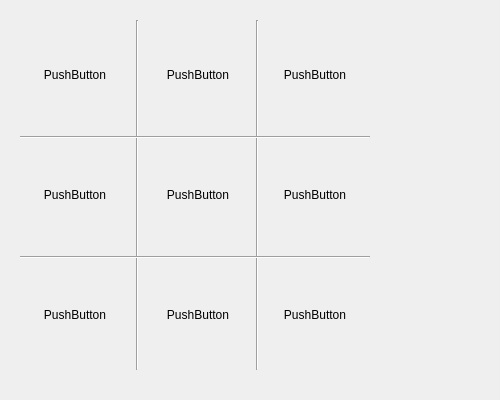
First picture: the form in gamewindow.ui, repository ILoveBacteria/Tic-Tac-Toe, before the edit.
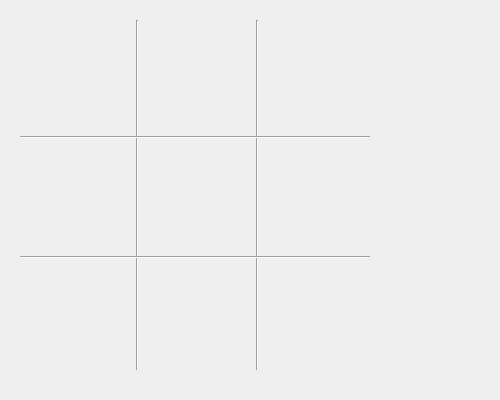
Second picture: the form after the edit.

Commit message: Improved ui for X/O

What changed in the file:
```diff
--- a/gamewindow.ui
+++ b/gamewindow.ui
@@ -22,11 +22,16 @@
      <height>90</height>
     </rect>
    </property>
+   <property name="font">
+    <font>
+     <pointsize>36</pointsize>
+    </font>
+   </property>
    <property name="cursor">
     <cursorShape>PointingHandCursor</cursorShape>
    </property>
    <property name="text">
-    <string>PushButton</string>
+    <string/>
    </property>
    <property name="checkable">
     <bool>false</bool>
@@ -50,11 +55,16 @@
      <height>90</height>
     </rect>
    </property>
+   <property name="font">
+    <font>
+     <pointsize>36</pointsize>
+    </font>
+   </property>
    <property name="cursor">
     <cursorShape>PointingHandCursor</cursorShape>
    </property>
    <property name="text">
-    <string>PushButton</string>
+    <string/>
    </property>
    <property name="checkable">
     <bool>false</bool>
@@ -78,11 +88,16 @@
      <height>90</height>
     </rect>
    </property>
+   <property name="font">
+    <font>
+     <pointsize>36</pointsize>
+    </font>
+   </property>
    <property name="cursor">
     <cursorShape>PointingHandCursor</cursorShape>
    </property>
    <property name="text">
-    <string>PushButton</string>
+    <string/>
    </property>
    <property name="checkable">
     <bool>false</bool>
@@ -106,11 +121,16 @@
      <height>90</height>
     </rect>
    </property>
+   <property name="font">
+    <font>
+     <pointsize>36</pointsize>
+    </font>
+   </property>
    <property name="cursor">
     <cursorShape>PointingHandCursor</cursorShape>
    </property>
    <property name="text">
-    <string>PushButton</string>
+    <string/>
    </property>
    <property name="checkable">
     <bool>false</bool>
@@ -134,11 +154,16 @@
      <height>90</height>
     </rect>
    </property>
+   <property name="font">
+    <font>
+     <pointsize>36</pointsize>
+    </font>
+   </property>
    <property name="cursor">
     <cursorShape>PointingHandCursor</cursorShape>
    </property>
    <property name="text">
-    <string>PushButton</string>
+    <string/>
    </property>
    <property name="checkable">
     <bool>false</bool>
@@ -162,11 +187,16 @@
      <height>90</height>
     </rect>
    </property>
+   <property name="font">
+    <font>
+     <pointsize>36</pointsize>
+    </font>
+   </property>
    <property name="cursor">
     <cursorShape>PointingHandCursor</cursorShape>
    </property>
    <property name="text">
-    <string>PushButton</string>
+    <string/>
    </property>
    <property name="checkable">
     <bool>false</bool>
@@ -190,11 +220,16 @@
      <height>90</height>
     </rect>
    </property>
+   <property name="font">
+    <font>
+     <pointsize>36</pointsize>
+    </font>
+   </property>
    <property name="cursor">
     <cursorShape>PointingHandCursor</cursorShape>
    </property>
    <property name="text">
-    <string>PushButton</string>
+    <string/>
    </property>
    <property name="checkable">
     <bool>false</bool>
@@ -218,11 +253,16 @@
      <height>90</height>
     </rect>
    </property>
+   <property name="font">
+    <font>
+     <pointsize>36</pointsize>
+    </font>
+   </property>
    <property name="cursor">
     <cursorShape>PointingHandCursor</cursorShape>
    </property>
    <property name="text">
-    <string>PushButton</string>
+    <string/>
    </property>
    <property name="checkable">
     <bool>false</bool>
@@ -246,11 +286,16 @@
      <height>90</height>
     </rect>
    </property>
+   <property name="font">
+    <font>
+     <pointsize>36</pointsize>
+    </font>
+   </property>
    <property name="cursor">
     <cursorShape>PointingHandCursor</cursorShape>
    </property>
    <property name="text">
-    <string>PushButton</string>
+    <string/>
    </property>
    <property name="checkable">
     <bool>false</bool>
```
Left out of the diff: 18 changed lines with no effect on the pictures. The commit also changes 3 other files.
